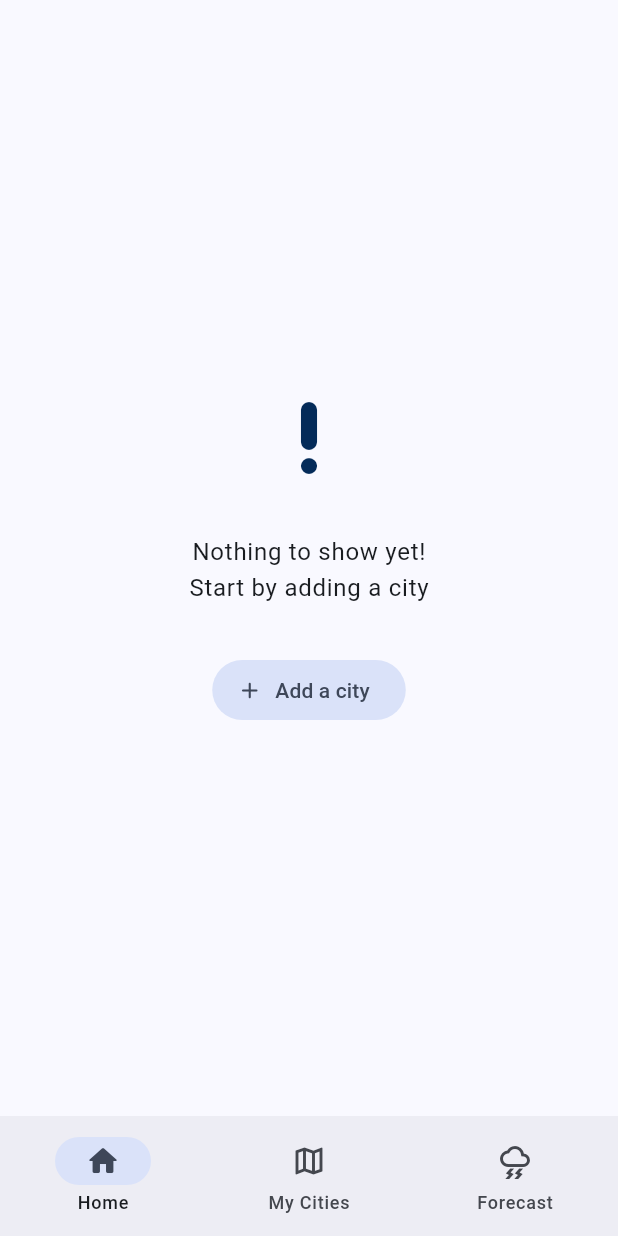
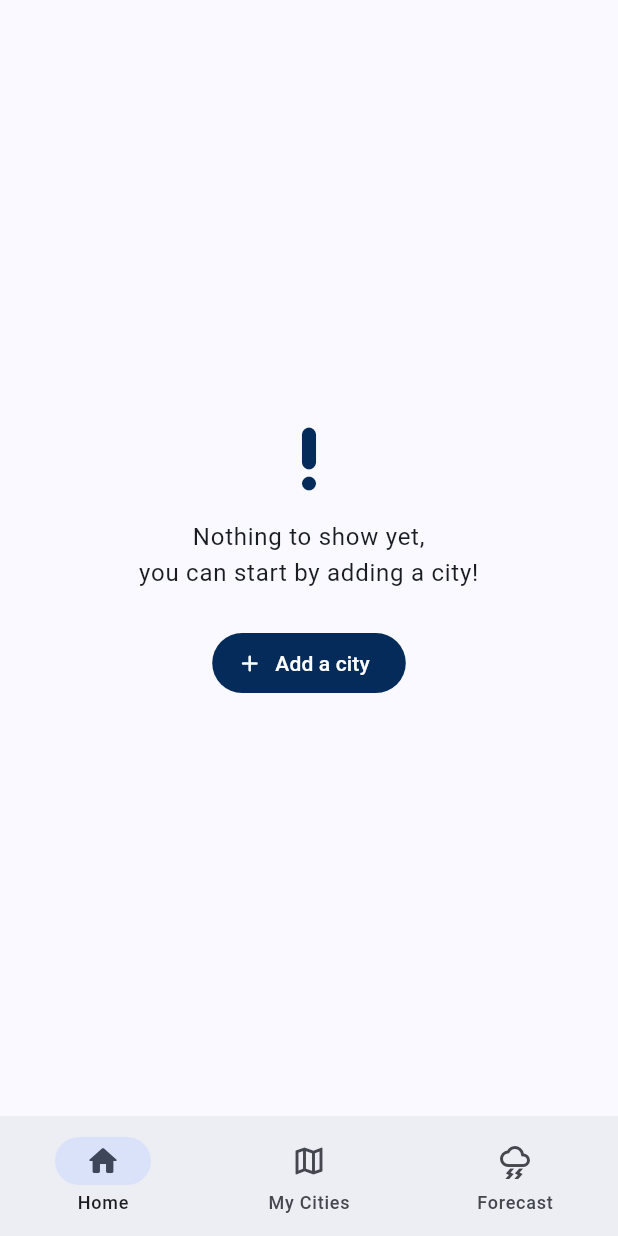
Before and after one commit to Mozilla-Club-IIT/flutter_bootcamp_2023, a Flutter app: the screen it shows after launch, on a phone screen of 412 x 824 dp. Run offline on Flutter 3.47's test engine with Material 2 defaults, Android fonts, the phone set to English and light mode, and no system bars; our stand-ins replace hive, hive_flutter; accounts and stored records are empty.

Commit message:
fix: add missing add city event hook, and added guards to check for preferred city in forecast screen.

```diff
--- /dev/null
+++ b/lib/components/no_preferred_city_screen.dart
@@ -0,0 +1,41 @@
+import "package:flutter/material.dart";
+import "package:mozc_flutter_bootcamp_23_showcase/routes/add_city.dart";
+
+class NoPreferredCityScreen extends StatelessWidget {
+  final VoidCallback onCityAdded;
+
+  const NoPreferredCityScreen({super.key, required this.onCityAdded});
+
+  @override
+  Widget build(BuildContext context) {
+    final theme = Theme.of(context);
+    final text = theme.textTheme;
+    final colors = theme.colorScheme;
+
+    return Center(
+      child: Column(mainAxisAlignment: MainAxisAlignment.center, children: [
+        Icon(Icons.priority_high_rounded, size: 56, color: colors.primary),
+        const SizedBox(height: 12),
+        Text(
+          "Nothing to show yet,\nyou can start by adding a city!",
+          style: text.bodyLarge,
+          textAlign: TextAlign.center,
+        ),
+        const SizedBox(height: 24),
+        FilledButton.icon(
+          onPressed: () => onAddCity(context),
+          icon: const Icon(Icons.add_rounded),
+          label: const Text("Add a city"),
+        )
+      ]),
+    );
+  }
+
+  Future<void> onAddCity(BuildContext context) async {
+    await Navigator.push(context, MaterialPageRoute(builder: (context) => const AddCity()));
+
+    if (context.mounted) {
+      onCityAdded.call();
+    }
+  }
+}
--- a/lib/routes/forecast.dart
+++ b/lib/routes/forecast.dart
@@ -1,5 +1,6 @@
 import "package:flutter/material.dart";
 import "package:mozc_flutter_bootcamp_23_showcase/components/error_screen.dart";
+import "package:mozc_flutter_bootcamp_23_showcase/components/no_preferred_city_screen.dart";
 import "package:mozc_flutter_bootcamp_23_showcase/components/weather_forecast_card.dart";
 import "package:mozc_flutter_bootcamp_23_showcase/models/city.dart";
 import "package:mozc_flutter_bootcamp_23_showcase/models/weather.dart";
@@ -34,6 +35,10 @@ class _ForecastState extends State<Forecast> {
 
   @override
   Widget build(BuildContext context) {
+    if (preferredCity == null) {
+      return NoPreferredCityScreen(onCityAdded: setForecastData);
+    }
+
     final mediaPadding = MediaQuery.paddingOf(context);
     var padding = EdgeInsets.only(
       left: 8,
--- a/lib/routes/home.dart
+++ b/lib/routes/home.dart
@@ -1,10 +1,10 @@
 import "package:flutter/material.dart";
 import "package:mozc_flutter_bootcamp_23_showcase/components/error_screen.dart";
 import "package:mozc_flutter_bootcamp_23_showcase/components/metrics.dart";
+import "package:mozc_flutter_bootcamp_23_showcase/components/no_preferred_city_screen.dart";
 import "package:mozc_flutter_bootcamp_23_showcase/components/weather_bar.dart";
 import "package:mozc_flutter_bootcamp_23_showcase/models/city.dart";
 import "package:mozc_flutter_bootcamp_23_showcase/models/weather.dart";
-import "package:mozc_flutter_bootcamp_23_showcase/routes/add_city.dart";
 import "package:mozc_flutter_bootcamp_23_showcase/utils/api.dart";
 import "package:mozc_flutter_bootcamp_23_showcase/utils/hive.dart";
 
@@ -30,7 +30,7 @@ class _HomeState extends State<Home> {
   Widget build(BuildContext context) {
     final city = preferredCity;
     if (city == null) {
-      return _EmptyHome(onSelected: setWeatherData);
+      return NoPreferredCityScreen(onCityAdded: setWeatherData);
     }
 
     return FutureBuilder(
@@ -87,39 +87,3 @@ class _HomeState extends State<Home> {
     });
   }
 }
-
-class _EmptyHome extends StatelessWidget {
-  final VoidCallback onSelected;
-
-  const _EmptyHome({required this.onSelected});
-
-  @override
-  Widget build(BuildContext context) {
-    final theme = Theme.of(context);
-    final text = theme.textTheme;
-    final colors = theme.colorScheme;
-
-    return Center(
-      child: Column(mainAxisAlignment: MainAxisAlignment.center, children: [
-        Icon(Icons.priority_high_rounded, size: 64, color: colors.primary),
-        const SizedBox(height: 32),
-        Text("Nothing to show yet!", style: text.bodyLarge),
-        Text("Start by adding a city", style: text.bodyLarge),
-        const SizedBox(height: 32),
-        FilledButton.tonalIcon(
-          onPressed: () => {},
-          icon: const Icon(Icons.add_rounded),
-          label: const Text("Add a city"),
-        )
-      ]),
-    );
-  }
-
-  Future<void> onAddCity(BuildContext context) async {
-    await Navigator.push(context, MaterialPageRoute(builder: (context) => const AddCity()));
-
-    if (context.mounted) {
-      onSelected.call();
-    }
-  }
-}
```
Also changed, not shown: lib/routes/my_cities.dart (+5 -2 lines).
